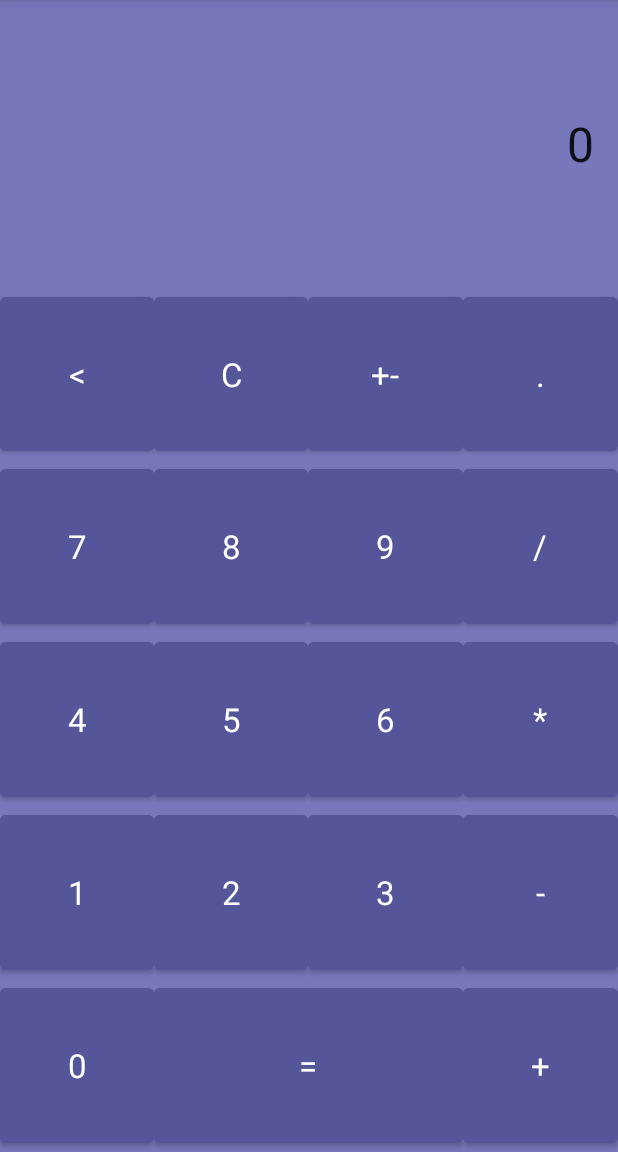
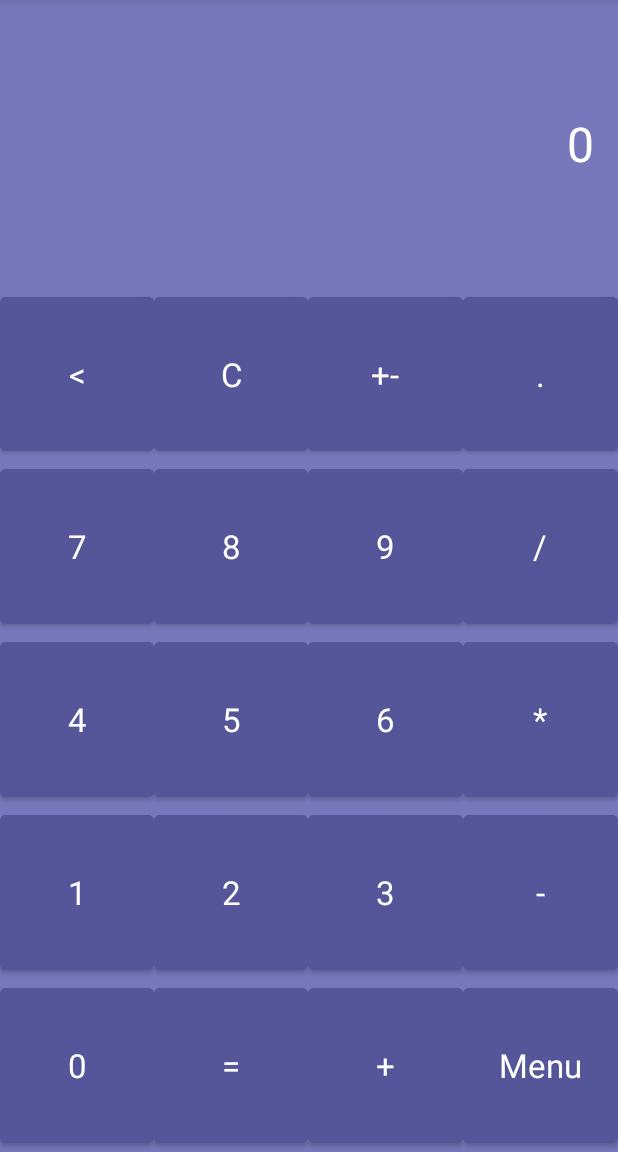
Before and after one commit to KZielinskii/Kalkulator, an Android app: the Calculator screen opened directly, with no data from a screen before it, on a phone screen of 412 x 824 dp, the part 84-1236 px from its top. Run offline under Robolectric (Android 15) with nearby library versions, the phone set to English and light mode, and no system bars.

Commit message:
Creating a whole simple calculator

```diff
--- a/app/build.gradle
+++ b/app/build.gradle
@@ -29,7 +29,7 @@ android {
 }
 
 dependencies {
-
+    implementation 'org.mariuszgromada.math:MathParser.org-mXparser:5.2.1'
     implementation 'androidx.appcompat:appcompat:1.4.1'
     implementation 'com.google.android.material:material:1.5.0'
     implementation 'androidx.constraintlayout:constraintlayout:2.1.3'
--- a/app/src/main/java/com/example/kalkulator/Calculator.java
+++ b/app/src/main/java/com/example/kalkulator/Calculator.java
@@ -5,11 +5,14 @@ import static java.lang.Character.isDigit;
 import androidx.annotation.NonNull;
 import androidx.appcompat.app.AppCompatActivity;
 
+import android.content.Intent;
 import android.os.Bundle;
 import android.view.View;
 import android.widget.Button;
 import android.widget.TextView;
 import android.widget.Toast;
+
+import org.mariuszgromada.math.mxparser.*;
 
 public class Calculator extends AppCompatActivity
 {
@@ -42,6 +45,13 @@ public class Calculator extends AppCompatActivity
         Button delAllButton = findViewById(R.id.p2);
         Button changeSignButton = findViewById(R.id.p3);
         Button resButton = findViewById(R.id.p18);
+
+        Button backToMenu = findViewById(R.id.p20);
+        backToMenu.setOnClickListener(view ->
+        {
+            Intent intent = new Intent(Calculator.this, MainActivity.class);
+            startActivity(intent);
+        });
 
         delButton.setOnClickListener(new View.OnClickListener()
         {
@@ -102,7 +112,9 @@ public class Calculator extends AppCompatActivity
                 String text = textView.getText().toString();
                 if(isDigit(text.charAt(text.length()-1)))
                 {
-
+                    Expression e = new Expression(text);
+                    String res = Double.toString(e.calculate());
+                    textView.setText(res);
                 }
                 else
                 {
--- a/app/src/main/res/layout/activity_calculator.xml
+++ b/app/src/main/res/layout/activity_calculator.xml
@@ -29,7 +29,8 @@
                 android:layout_height="wrap_content"
                 android:gravity="right"
                 android:includeFontPadding="true"
-                android:textSize="32dp"
+                android:textSize="32sp"
+                android:textColor="#FFFFFF"
                 android:text="@string/result_view"
                 android:textAppearance="@style/TextAppearance.AppCompat.Large" />
 
@@ -252,7 +253,7 @@
                 android:id="@+id/p18"
                 android:layout_width="0dp"
                 android:layout_height="match_parent"
-                android:layout_weight=".50"
+                android:layout_weight=".25"
                 android:backgroundTint="#555599"
                 android:text="="
                 android:textAppearance="@style/TextAppearance.AppCompat.Large"
@@ -267,7 +268,15 @@
                 android:text="+"
                 android:textAppearance="@style/TextAppearance.AppCompat.Large"
                 android:visibility="visible" />
-
+            <Button
+                android:id="@+id/p20"
+                android:layout_width="0dp"
+                android:layout_height="match_parent"
+                android:layout_weight=".25"
+                android:backgroundTint="#555599"
+                android:text="Menu"
+                android:textAppearance="@style/TextAppearance.AppCompat.Large"
+                android:visibility="visible" />
 
         </LinearLayout>
     </LinearLayout>
```
